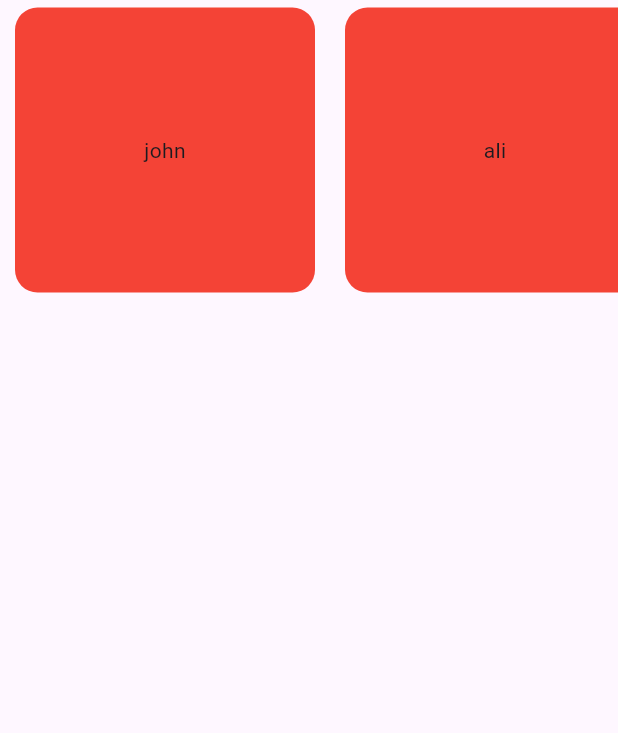
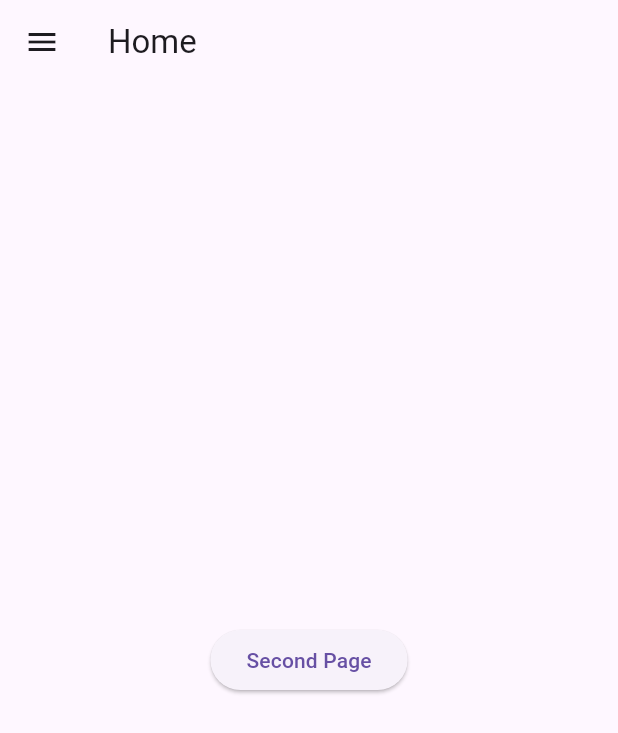
Before and after one commit to sedratiaziz/mitch_koko, a Flutter app: the screen it shows after launch, on a phone screen of 412 x 824 dp. Shown: the top 733 px of the screen. Run offline on Flutter 3.47's test engine with Material 3 defaults, Android fonts, the phone set to English and light mode, and no system bars.

Commit message:
widgets - ROUTES & DRAWER

```diff
--- a/lib/main.dart
+++ b/lib/main.dart
@@ -1,4 +1,6 @@
 import 'package:flutter/material.dart';
+import 'package:mitch_koko/pages/home_page.dart';
+import 'package:mitch_koko/pages/settings_page.dart';
 
 void main() {
   runApp(MyApp());
@@ -14,58 +16,13 @@ class MyApp extends StatefulWidget {
 class _MainState extends State<MyApp> {
   @override
   Widget build(BuildContext context) {
-
-    List names = ['john', 'ali', 'soufiane', 'hamad'];
-
-    void printName(String name) {
-      print(name);
-    }
-
     return MaterialApp(
       debugShowCheckedModeBanner: false,
-      home: Scaffold(
-
-        // *** ListView.builder() ***
-        body: SizedBox(
-          height: 200,
-          child: ListView.builder(
-            scrollDirection: Axis.horizontal,
-            itemCount: names.length,
-            itemBuilder: (context, index) => GestureDetector(
-              onTap: () => printName(names[index]),
-              child: Container(
-                height: 150,
-                width: 200,
-                margin: EdgeInsets.symmetric(vertical: 5, horizontal: 10),
-                decoration: BoxDecoration(color: Colors.red, borderRadius: BorderRadius.circular(15)),
-                child: Center(child: Text(names[index])),
-              ),
-            ),
-          ),
-        )
-
-
-
-
-
-
-
-
-        // *** GridView.builder() ***
-
-      //   body: GridView.builder(
-      //     itemCount: names.length,
-      //     gridDelegate: SliverGridDelegateWithFixedCrossAxisCount(crossAxisCount: 8, childAspectRatio: 600/600),
-      //     itemBuilder: (context, index) => Container(
-      //       margin: EdgeInsets.all(3),
-      //       decoration: BoxDecoration(color: Colors.purpleAccent, borderRadius: BorderRadius.circular(15)),
-      //       child: Center(child: Text(names[index])),
-      //     ),
-      //   ),
-
-
-
-      ),
+      home: HomePage(),
+      routes: {
+        '/home': (context) => HomePage(),
+        '/settings': (context) => SettingsPage(),
+      },
     );
   }
 }
--- /dev/null
+++ b/lib/pages/home_page.dart
@@ -0,0 +1,43 @@
+import 'package:flutter/material.dart';
+
+class HomePage extends StatelessWidget {
+  const HomePage({Key? key}) : super(key: key);
+
+  @override
+  Widget build(BuildContext context) {
+    return Scaffold(
+      appBar: AppBar(title: Text('Home')),
+      drawer: Drawer(
+        child: Column(
+          children: [
+            DrawerHeader(child: Icon(Icons.home)),
+
+            ListTile(
+              onTap: () {
+                Navigator.pop(context);
+                Navigator.pushNamed(context, '/home');
+              },
+              leading: Icon(Icons.settings),
+              title: Text('H O M E'),
+            ),
+
+            ListTile(
+              onTap: () {
+                Navigator.pop(context);
+                Navigator.pushNamed(context, '/settings');
+              },
+              leading: Icon(Icons.settings),
+              title: Text('S E T T I N G S'),
+            ),
+          ],
+        ),
+      ),
+      body: Center(
+        child: ElevatedButton(
+          child: Text('Second Page'),
+          onPressed: () => {Navigator.pushNamed(context, '/second-page')},
+        ),
+      ),
+    );
+  }
+}
--- /dev/null
+++ b/lib/pages/settings_page.dart
@@ -0,0 +1,14 @@
+import 'package:flutter/material.dart';
+
+class SettingsPage extends StatelessWidget {
+const SettingsPage({ Key? key }) : super(key: key);
+
+  @override
+  Widget build(BuildContext context){
+    return Scaffold(
+      appBar: AppBar(
+        title: Text('Settings'),
+      ),
+    );
+  }
+}
```
